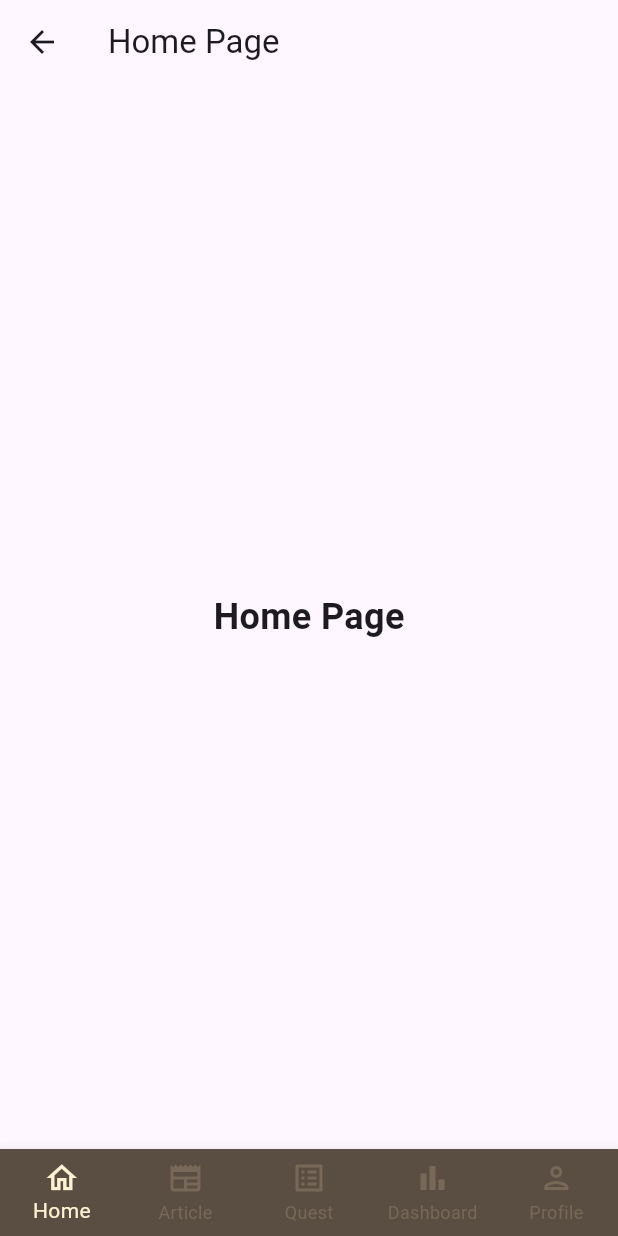
After one commit to MatchaLatte479/MobileApplication-Project-22, a Flutter app: the NavigationPage screen opened directly, on a phone screen of 412 x 824 dp. The commit adds this screen. Run offline on Flutter 3.47's test engine with Material 3 defaults, Android fonts, the phone set to English and light mode, and no system bars; statements that could not run were skipped.

Commit message:
เพิ่ม navbar

```diff
--- a/lib/navbar/navbar.dart
+++ b/lib/navbar/navbar.dart
@@ -0,0 +1,56 @@
+import 'package:flutter/material.dart';
+
+import 'package:project/pages/home.dart';
+import 'package:project/pages/calculator.dart';
+import 'package:project/pages/nearme.dart';
+import 'package:project/pages/evaluation.dart';
+import 'package:project/pages/history.dart';
+
+
+
+class NavigationPage extends StatefulWidget {
+  const NavigationPage({super.key});
+
+  @override
+  State<NavigationPage> createState() => _NavigationPageState();
+}
+
+class _NavigationPageState extends State<NavigationPage> {
+
+  int myCurrentIndex = 0;
+  List page = const[
+    HomePage(),
+    CalculatorPage(),
+    NearMePage(),
+    HistoryPage(),
+    EvaluationPage(),
+  ];
+
+  @override
+  Widget build(BuildContext context) {
+    return  Scaffold(
+      bottomNavigationBar: BottomNavigationBar(
+
+        currentIndex: myCurrentIndex,
+        type: BottomNavigationBarType.fixed,
+        backgroundColor: Color.fromARGB(255, 90, 78, 66),
+        selectedItemColor: Color.fromARGB(255, 253, 242, 210),
+        unselectedItemColor: Color.fromARGB(255, 119, 104, 88),
+
+        onTap: (index){
+          setState(() {
+            myCurrentIndex = index;
+          });
+        },
+
+        items: const [
+        BottomNavigationBarItem(icon: Icon(Icons.home_outlined),label: 'Home'),
+        BottomNavigationBarItem(icon: Icon(Icons.newspaper_outlined),label: 'Article'),
+        BottomNavigationBarItem(icon: Icon(Icons.list_alt_outlined),label: 'Quest'),
+        BottomNavigationBarItem(icon: Icon(Icons.bar_chart_outlined),label: 'Dashboard'),
+        BottomNavigationBarItem(icon: Icon(Icons.person_outlined),label: 'Profile'),
+      ],),
+      body: page[myCurrentIndex]
+    );
+  }
+}
--- /dev/null
+++ b/lib/pages/home.dart
@@ -0,0 +1,23 @@
+import 'package:flutter/material.dart';
+
+class HomePage extends StatelessWidget {
+  const HomePage({super.key}); // Make the constructor const
+
+  @override
+  Widget build(BuildContext context) {
+    return Scaffold(
+      appBar: AppBar(
+        title: const Text('Home Page'), // Make Text const
+      ),
+      body: const Center(
+        // Make Center const
+        child: Text(
+          'Home Page',
+          style: TextStyle(
+              fontSize: 24,
+              fontWeight: FontWeight.bold), // Make TextStyle const
+        ),
+      ),
+    );
+  }
+}
--- a/lib/pages/resident.dart
+++ b/lib/pages/resident.dart
@@ -1,11 +1,11 @@
 import 'package:flutter/material.dart';
 
-class ResidentScreen extends StatefulWidget {
+class ResidentPage extends StatefulWidget {
   @override
   _ResidentScreenState createState() => _ResidentScreenState();
 }
 
-class _ResidentScreenState extends State<ResidentScreen> {
+class _ResidentScreenState extends State<ResidentPage> {
   final List<Map<String, dynamic>> appliances = [
     {'name': 'หลอดไฟ', 'icon': Icons.lightbulb},
     {'name': 'ตู้เย็น', 'icon': Icons.kitchen},
```
Also changed, not shown: lib/pages/calculator.dart (+14 -10 lines), lib/pages/evaluation.dart (added, +20 -0 lines), lib/pages/history.dart (added, +20 -0 lines), lib/pages/nearme.dart (added, +20 -0 lines).
